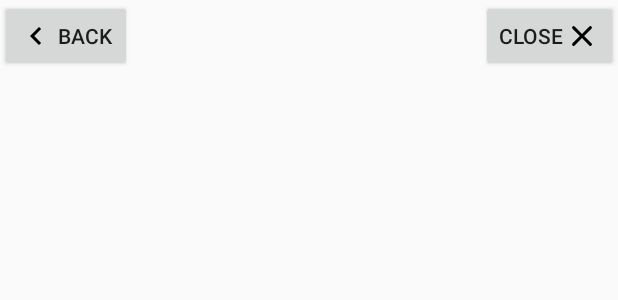
After one commit to lucianamihai/AnimalsApp, an Android app built with Jetpack Compose: the layout activity_main.xml on its own in the app's theme, with its tools: preview values and no code run, on a phone screen of 412 x 824 dp. The commit adds this screen. Shown: the top 300 px of the screen. Run offline under Robolectric (Android 15) with nearby library versions, the phone set to English and light mode, and no system bars.

Commit message:
Close and Back button added and implemented

```diff
--- a/app/build.gradle.kts
+++ b/app/build.gradle.kts
@@ -59,6 +59,8 @@ dependencies {
     implementation("androidx.compose.ui:ui-graphics")
     implementation("androidx.compose.ui:ui-tooling-preview")
     implementation("androidx.compose.material3:material3")
+    implementation("androidx.navigation:navigation-fragment-ktx:2.4.0")
+    implementation("androidx.navigation:navigation-ui-ktx:2.4.0")
     testImplementation("junit:junit:4.13.2")
     androidTestImplementation("androidx.test.ext:junit:1.1.5")
     androidTestImplementation("androidx.test.espresso:espresso-core:3.5.1")
@@ -66,4 +68,6 @@ dependencies {
     androidTestImplementation("androidx.compose.ui:ui-test-junit4")
     debugImplementation("androidx.compose.ui:ui-tooling")
     debugImplementation("androidx.compose.ui:ui-test-manifest")
+    implementation("androidx.appcompat:appcompat:1.3.0")
+
 }
--- /dev/null
+++ b/app/src/main/res/drawable/ic_arrow_back.xml
@@ -0,0 +1,9 @@
+<vector xmlns:android="http://schemas.android.com/apk/res/android"
+    android:width="24dp"
+    android:height="24dp"
+    android:viewportWidth="24"
+    android:viewportHeight="24">
+    <path
+        android:pathData="M15.41,16.59L10.83,12 15.41,7.41 14,6 8,12 14,18 15.41,16.59z"
+        android:fillColor="#FF000000"/>
+</vector>
--- /dev/null
+++ b/app/src/main/res/drawable/ic_close.xml
@@ -0,0 +1,9 @@
+<vector xmlns:android="http://schemas.android.com/apk/res/android"
+    android:width="24.0dp"
+    android:height="24.0dp"
+    android:viewportWidth="24.0"
+    android:viewportHeight="24.0">
+    <path
+        android:pathData="M18.3,5.71a0.996,0.996 0,0 0,-1.41 0L12,10.59 7.11,5.7A0.996,0.996 0,1 0,5.7 7.11L10.59,12 5.7,16.89a0.996,0.996 0,1 0,1.41 1.41L12,13.41l4.89,4.89a0.996,0.996 0,1 0,1.41 -1.41L13.41,12l4.89,-4.89c0.38,-0.38 0.38,-1.02 0,-1.4z"
+        android:fillColor="#FF000000"/>
+</vector>
--- a/app/src/main/res/drawable/ic_launcher_background.xml
+++ b/app/src/main/res/drawable/ic_launcher_background.xml
@@ -5,10 +5,10 @@
     android:viewportWidth="108"
     android:viewportHeight="108">
     <path
-        android:fillColor="#3DDC84"
+        android:fillColor="#907784"
         android:pathData="M0,0h108v108h-108z" />
     <path
-        android:fillColor="#00000000"
+        android:fillColor="#00090000"
         android:pathData="M9,0L9,108"
         android:strokeWidth="0.8"
         android:strokeColor="#33FFFFFF" />
--- /dev/null
+++ b/app/src/main/res/layout/activity_main.xml
@@ -0,0 +1,24 @@
+<?xml version="1.0" encoding="utf-8"?>
+<RelativeLayout xmlns:android="http://schemas.android.com/apk/res/android"
+    android:layout_width="match_parent"
+    android:layout_height="match_parent">
+
+    <Button
+        android:id="@+id/backButton"
+        android:layout_width="wrap_content"
+        android:layout_height="wrap_content"
+        android:layout_alignParentStart="true"
+        android:drawableLeft="@drawable/ic_arrow_back"
+        android:text="Back" />
+
+    <Button
+        android:id="@+id/closeButton"
+        android:layout_width="wrap_content"
+        android:layout_height="wrap_content"
+        android:layout_alignParentEnd="true"
+        android:drawableRight="@drawable/ic_close"
+        android:text="Close" />
+
+    <!-- Restul layout-ului tău -->
+
+</RelativeLayout>
--- a/app/src/main/res/values/themes.xml
+++ b/app/src/main/res/values/themes.xml
@@ -1,5 +1,7 @@
 <?xml version="1.0" encoding="utf-8"?>
 <resources>
 
-    <style name="Theme.AnimalsApp" parent="android:Theme.Material.Light.NoActionBar" />
+    <style name="Theme.AnimalsApp" parent="Theme.AppCompat.Light.DarkActionBar">
+
+    </style>
 </resources>
```
Also changed, not shown: app/src/main/java/com/example/animalsapp/MainActivity.kt (+14 -28 lines).
